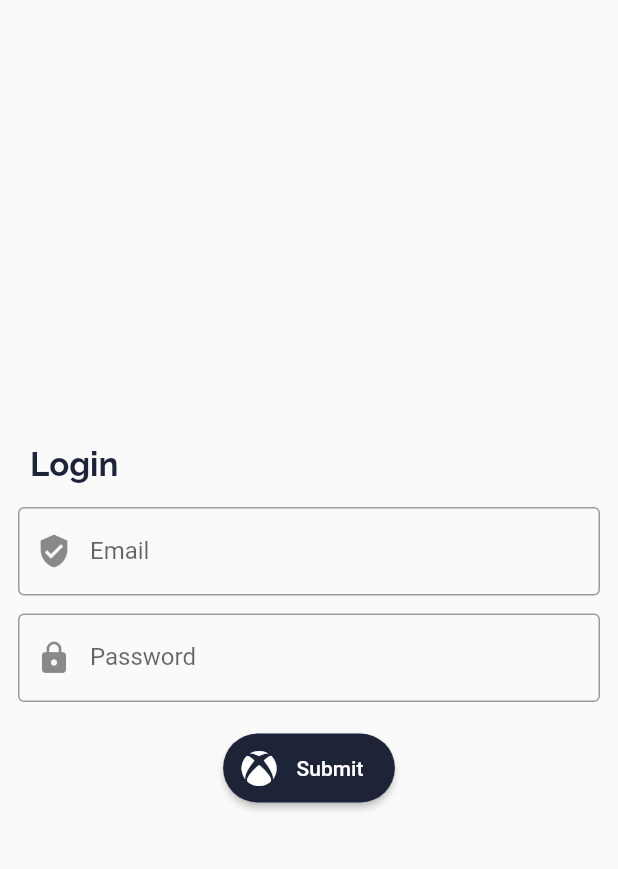
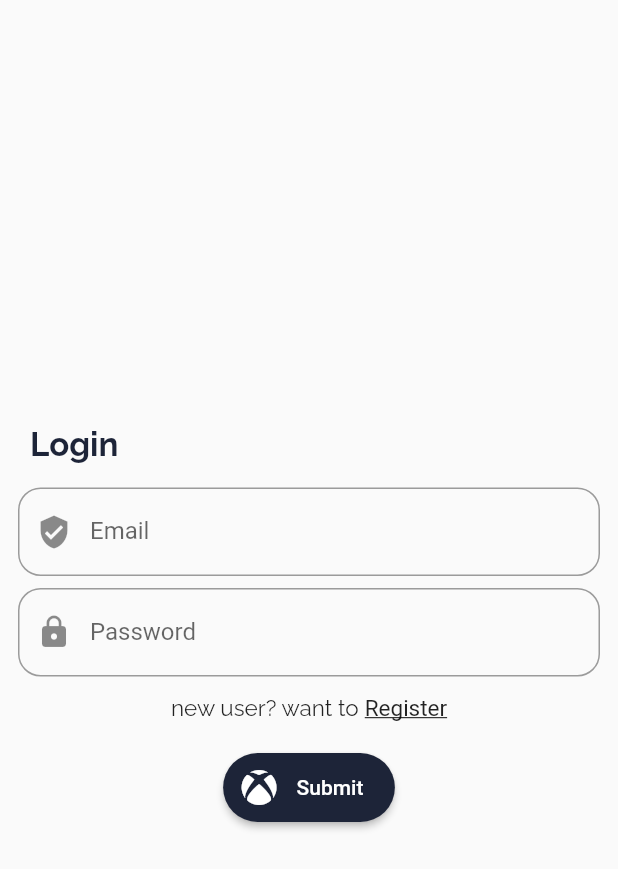
Before and after one commit to kratos240897/movie_database_flutter, a Flutter app: the screen it shows after launch, on a phone screen of 412 x 824 dp. Shown: the top 869 px of the screen. Run offline on Flutter 3.47's test engine with Material 2 defaults, Android fonts, the phone set to English and light mode, and no system bars; our stand-ins replace badges, cached_network_image, connectivity_plus, dio, email_validator, flutter_rating_bar and 10 more; missing offline and left inert: flutter_loggy, flutter_loggy_dio; accounts and stored records are empty.

Commit message:
register screen completed

```diff
--- a/lib/routes/router.dart
+++ b/lib/routes/router.dart
@@ -3,14 +3,21 @@
 import 'package:get/route_manager.dart';
 import 'package:movie_database/screens/home/home_binding.dart';
 import 'package:movie_database/screens/login/login.dart';
+import 'package:movie_database/screens/register/register.dart';
+import 'package:movie_database/screens/register/register_binding.dart';
 import '../screens/screens.dart';
 
 class AppRouter {
   static const LOGIN = '/login';
+  static const REGISTER = '/register';
   static const HOME = '/';
   static const SEARCH = '/search';
-  get getPages =>
-      [
+  get getPages => [
+        GetPage(
+            name: REGISTER,
+            page: () => const Register(),
+            binding: RegisterBiding()),
         GetPage(name: LOGIN, page: () => const Login()),
-        GetPage(name: HOME, page: () => Home(), binding: HomeBinding())];
+        GetPage(name: HOME, page: () => Home(), binding: HomeBinding())
+      ];
 }
--- a/lib/screens/login/login.dart
+++ b/lib/screens/login/login.dart
@@ -25,7 +25,6 @@ class _LoginState extends State<Login> {
       body: SafeArea(
         child: Form(
           key: formKey,
-          autovalidateMode: AutovalidateMode.onUserInteraction,
           child: Padding(
             padding: const EdgeInsets.symmetric(horizontal: 12.0),
             child: Center(
@@ -45,10 +44,12 @@ class _LoginState extends State<Login> {
                   const SizedBox(height: 8.0),
                   TextFormField(
                     keyboardType: TextInputType.emailAddress,
-                    decoration: const InputDecoration(
-                        prefixIcon: Icon(Icons.verified_user),
+                    autovalidateMode: AutovalidateMode.onUserInteraction,
+                    decoration: InputDecoration(
+                        prefixIcon: const Icon(Icons.verified_user),
                         labelText: 'Email',
-                        border: OutlineInputBorder()),
+                        border: OutlineInputBorder(
+                            borderRadius: BorderRadius.circular(15.0))),
                     validator: (value) {
                       if (!EmailValidator.validate(value!)) {
                         return 'Enter a valid email';
@@ -60,13 +61,15 @@ class _LoginState extends State<Login> {
                       email = value;
                     }),
                   ),
-                  const SizedBox(height: 12.0),
+                  const SizedBox(height: 8.0),
                   TextFormField(
                     obscureText: true,
-                    decoration: const InputDecoration(
-                        prefixIcon: Icon(Icons.lock),
+                    autovalidateMode: AutovalidateMode.onUserInteraction,
+                    decoration: InputDecoration(
+                        prefixIcon: const Icon(Icons.lock),
                         labelText: 'Password',
-                        border: OutlineInputBorder()),
+                        border: OutlineInputBorder(
+                            borderRadius: BorderRadius.circular(15.0))),
                     validator: (value) => value != null && value.length < 8
                         ? 'password must be min 8 characters'
                         : null,
@@ -74,6 +77,23 @@ class _LoginState extends State<Login> {
                       password = value;
                     }),
                   ),
+                  const SizedBox(height: 12.0),
+                  Row(mainAxisAlignment: MainAxisAlignment.center, children: [
+                    Text('new user? want to',
+                        style: TextStyle(
+                            fontSize: 15.0,
+                            fontFamily: GoogleFonts.raleway().fontFamily)),
+                    const SizedBox(width: 4.0),
+                    InkWell(
+                      onTap: () => Get.offNamed(AppRouter.REGISTER),
+                      child: Text('Register',
+                          style: TextStyle(
+                              fontWeight: FontWeight.w400,
+                              fontSize: 15.0,
+                              decoration: TextDecoration.underline,
+                              fontFamily: GoogleFonts.readexPro().fontFamily)),
+                    )
+                  ]),
                   const SizedBox(height: 20.0),
                   Row(
                     mainAxisAlignment: MainAxisAlignment.center,
--- /dev/null
+++ b/lib/screens/register/register_binding.dart
@@ -0,0 +1,9 @@
+import 'package:get/get.dart';
+import 'package:movie_database/screens/register/register_controller.dart';
+
+class RegisterBiding extends Bindings {
+  @override
+  void dependencies() {
+    Get.lazyPut(() => RegisterController(), fenix: true);
+  }
+}
--- a/lib/screens/search/search_screen.dart
+++ b/lib/screens/search/search_screen.dart
@@ -206,6 +206,12 @@ class _CarouselMovieSliderState extends State<CarouselMovieSlider> {
   }
 
   @override
+  void dispose() {
+    _pageController?.dispose();
+    super.dispose();
+  }
+
+  @override
   Widget build(BuildContext context) {
     return Expanded(
       child: Padding(
--- a/pubspec.yaml
+++ b/pubspec.yaml
@@ -54,6 +54,7 @@ dependencies:
   hive: ^2.0.5
   hive_flutter: ^1.1.0
   shared_preferences: ^2.0.13
+  image_picker: ^0.8.4+7
 
 dev_dependencies:
   flutter_test:
@@ -82,6 +83,7 @@ flutter:
   # To add assets to your application, add an assets section, like this:
   assets:
     - assets/images/wifi.png
+    - assets/images/user.png
   #   - images/a_dot_ham.jpeg
 
   # An image asset can refer to one or more resolution-specific "variants", see
```
Also changed, not shown: lib/screens/register/register.dart (added, +198 -0 lines), lib/screens/register/register_controller.dart (added, +22 -0 lines), assets/images/user.png (added), pubspec.lock.
